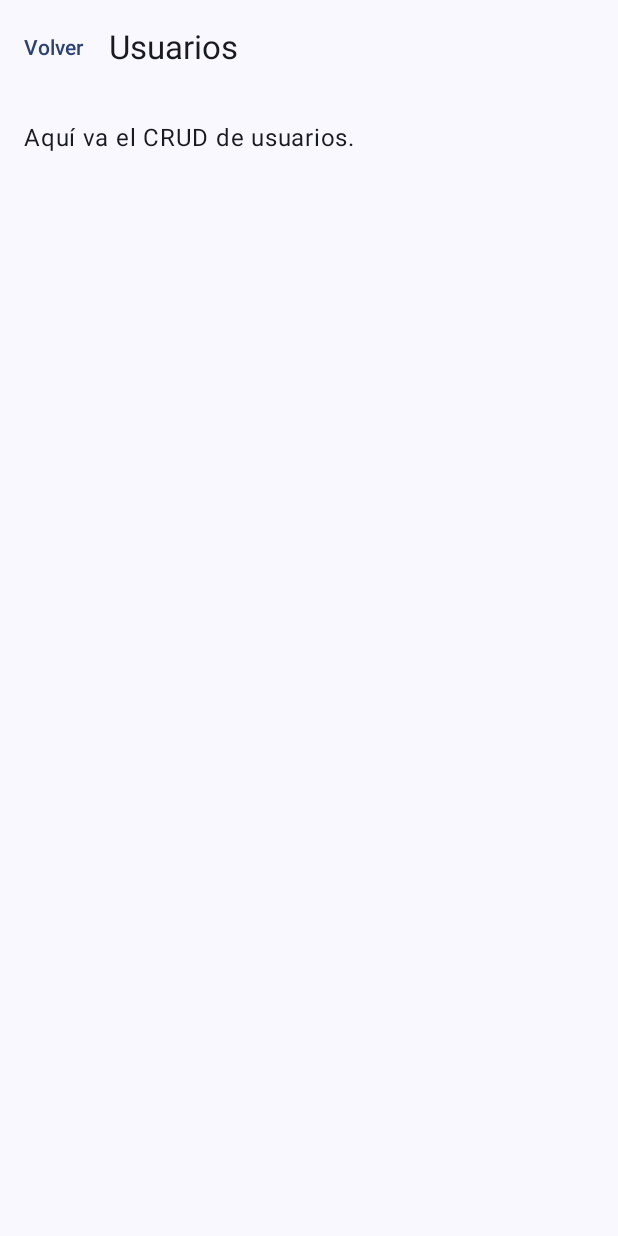
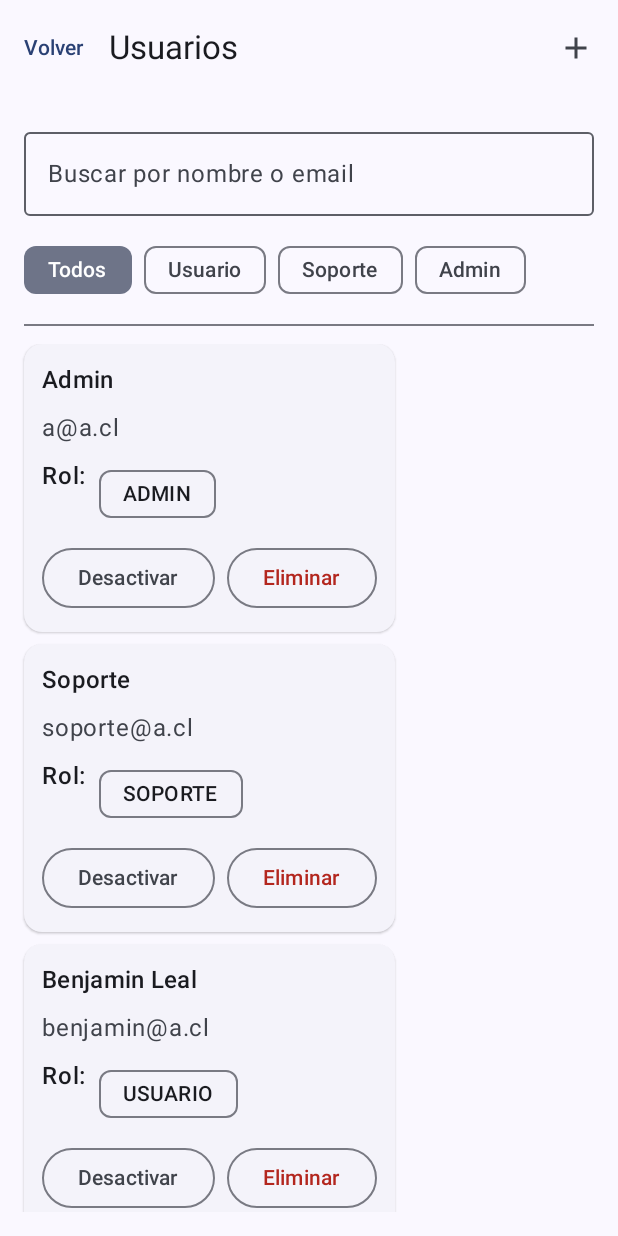
Before and after one commit to Soupyh/RBGames_Grupo10, an Android app built with Jetpack Compose: the AdminUsuariosScreen screen opened through its navigation route, on a phone screen of 412 x 824 dp. Run offline under Robolectric (Android 15) with nearby library versions, the light colour scheme and no system bars; our stand-ins replace Room's generated code.

Commit message:
Sistema de usuarios
Implemente el sistema de usuarios

```diff
--- a/app/src/main/java/com/example/rbgames_grupo1/navigation/NavGraph.kt
+++ b/app/src/main/java/com/example/rbgames_grupo1/navigation/NavGraph.kt
@@ -240,7 +240,8 @@ fun AppNavGraph(
             }
 
             // ---------- SUBPÁGINAS DE ADMIN ----------
-            composable(Routes.AdminUsuarios)  { AdminUsuariosScreen(onBack = { navController.popBackStack() }) }
+            composable(Routes.AdminUsuarios) {
+                AdminUsuariosScreen(onBack = { navController.popBackStack() }) }
             composable(Routes.AdminProductos) { AdminProductosScreen(onBack = { navController.popBackStack() }) }
             composable(Routes.AdminReportes)  {
                 // obtenemos el rol/email del sessionState que ya tienes
--- a/app/src/main/java/com/example/rbgames_grupo1/ui/screen/AdminModules.kt
+++ b/app/src/main/java/com/example/rbgames_grupo1/ui/screen/AdminModules.kt
@@ -3,6 +3,8 @@ package com.example.rbgames_grupo1.ui.screen
 import androidx.compose.foundation.layout.*
 import androidx.compose.foundation.lazy.LazyColumn
 import androidx.compose.foundation.lazy.items
+import androidx.compose.material.icons.Icons
+import androidx.compose.material.icons.filled.Add
 import androidx.compose.material3.*
 import androidx.compose.runtime.*
 import androidx.compose.ui.Modifier
@@ -13,18 +15,171 @@ import com.example.rbgames_grupo1.data.local.database.AppDatabase
 import com.example.rbgames_grupo1.data.repository.ReportRepository
 import com.example.rbgames_grupo1.ui.viewmodel.Role
 import com.example.rbgames_grupo1.ui.viewmodel.SupportViewModel
+
+// ======================================================
+// ===============  ADMIN > USUARIOS  ===================
+// ======================================================
+
+private data class AdminUserUi(
+    val id: Long,
+    val nombre: String,
+    val email: String,
+    val role: Role,
+    val activo: Boolean
+)
+
 @OptIn(ExperimentalMaterial3Api::class)
 @Composable
 fun AdminUsuariosScreen(onBack: () -> Unit) {
-    Scaffold(topBar = {
-        TopAppBar(title = { Text("Usuarios") },
-            navigationIcon = { TextButton(onClick = onBack) { Text("Volver") } })
-    }) { inner ->
-        Column(Modifier.padding(inner).padding(16.dp)) {
-            Text("Aquí va el CRUD de usuarios.")
+    // Estado en memoria (DEMO). Luego lo conectas a tu VM/DAO real.
+    var users by remember {
+        mutableStateOf(
+            listOf(
+                AdminUserUi(1, "Admin", "a@a.cl", Role.ADMIN, true),
+                AdminUserUi(2, "Soporte", "soporte@a.cl", Role.SOPORTE, true),
+                AdminUserUi(3, "Benjamin Leal", "benjamin@a.cl", Role.USUARIO, true),
+            )
+        )
+    }
+    var query by remember { mutableStateOf("") }
+    var roleFilter by remember { mutableStateOf<Role?>(null) }
+
+    val filtered = remember(users, query, roleFilter) {
+        users
+            .filter {
+                val t = "${it.nombre} ${it.email}".lowercase()
+                t.contains(query.lowercase())
+            }
+            .filter { roleFilter == null || it.role == roleFilter }
+            .sortedBy { it.id }
+    }
+
+    fun addQuick() {
+        val nextId = (users.maxOfOrNull { it.id } ?: 0L) + 1
+        users = users + AdminUserUi(nextId, "Nuevo $nextId", "nuevo$nextId@a.cl", Role.USUARIO, true)
+    }
+    fun toggleActivo(u: AdminUserUi) {
+        users = users.map { if (it.id == u.id) it.copy(activo = !it.activo) else it }
+    }
+    fun changeRole(u: AdminUserUi, role: Role) {
+        users = users.map { if (it.id == u.id) it.copy(role = role) else it }
+    }
+    fun deleteUser(u: AdminUserUi) {
+        users = users.filterNot { it.id == u.id }
+    }
+
+    Scaffold(
+        topBar = {
+            TopAppBar(
+                title = { Text("Usuarios") },
+                navigationIcon = { TextButton(onClick = onBack) { Text("Volver") } },
+                actions = {
+                    IconButton(onClick = { addQuick() }) {
+                        Icon(Icons.Filled.Add, contentDescription = "Agregar")
+                    }
+                }
+            )
+        }
+    ) { inner ->
+        Column(
+            modifier = Modifier
+                .padding(inner)
+                .padding(16.dp)
+                .fillMaxSize(),
+            verticalArrangement = Arrangement.spacedBy(12.dp)
+        ) {
+            // Buscar
+            OutlinedTextField(
+                value = query,
+                onValueChange = { query = it },
+                label = { Text("Buscar por nombre o email") },
+                singleLine = true,
+                modifier = Modifier.fillMaxWidth()
+            )
+
+            // Filtro de rol
+            RolesFilterRow(selected = roleFilter, onSelect = { roleFilter = it })
+
+            Divider()
+
+            if (filtered.isEmpty()) {
+                Text("No hay usuarios.", color = MaterialTheme.colorScheme.onSurfaceVariant)
+            } else {
+                LazyColumn(verticalArrangement = Arrangement.spacedBy(8.dp)) {
+                    items(filtered, key = { it.id }) { u ->
+                        UsuarioCard(
+                            user = u,
+                            onToggleActivo = { toggleActivo(u) },
+                            onChangeRole = { r -> changeRole(u, r) },
+                            onDelete = { deleteUser(u) }
+                        )
+                    }
+                }
+            }
         }
     }
 }
+
+@Composable
+private fun RolesFilterRow(selected: Role?, onSelect: (Role?) -> Unit) {
+    val opciones = listOf<Role?>(null, Role.USUARIO, Role.SOPORTE, Role.ADMIN)
+    Row(horizontalArrangement = Arrangement.spacedBy(8.dp)) {
+        opciones.forEach { r ->
+            FilterChip(
+                selected = selected == r,
+                onClick = { onSelect(r) },
+                label = { Text((r?.name ?: "Todos").lowercase().replaceFirstChar { it.uppercase() }) }
+            )
+        }
+    }
+}
+
+@Composable
+private fun UsuarioCard(
+    user: AdminUserUi,
+    onToggleActivo: () -> Unit,
+    onChangeRole: (Role) -> Unit,
+    onDelete: () -> Unit
+) {
+    ElevatedCard {
+        Column(Modifier.padding(12.dp), verticalArrangement = Arrangement.spacedBy(8.dp)) {
+            Text(user.nombre, style = MaterialTheme.typography.titleMedium, fontWeight = FontWeight.SemiBold)
+            Text(user.email, color = MaterialTheme.colorScheme.onSurfaceVariant)
+
+            Row(horizontalArrangement = Arrangement.spacedBy(8.dp)) {
+                Text("Rol:", fontWeight = FontWeight.Medium)
+                var expanded by remember { mutableStateOf(false) }
+                AssistChip(onClick = { expanded = true }, label = { Text(user.role.name) })
+                DropdownMenu(expanded = expanded, onDismissRequest = { expanded = false }) {
+                    Role.values().forEach { r ->
+                        DropdownMenuItem(
+                            text = { Text(r.name) },
+                            onClick = {
+                                expanded = false
+                                onChangeRole(r)
+                            }
+                        )
+                    }
+                }
+            }
+
+            Row(horizontalArrangement = Arrangement.spacedBy(8.dp)) {
+                val activoTxt = if (user.activo) "Desactivar" else "Activar"
+                OutlinedButton(onClick = onToggleActivo) { Text(activoTxt) }
+                OutlinedButton(
+                    onClick = onDelete,
+                    colors = ButtonDefaults.outlinedButtonColors(contentColor = MaterialTheme.colorScheme.error)
+                ) { Text("Eliminar") }
+            }
+        }
+    }
+}
+
+// ======================================================
+//
+// ==============  ADMIN > PRODUCTOS (placeholder) ======
+//
+// ======================================================
 
 @OptIn(ExperimentalMaterial3Api::class)
 @Composable
@@ -39,11 +194,17 @@ fun AdminProductosScreen(onBack: () -> Unit) {
     }
 }
 
+// ======================================================
+//
+// ==============  ADMIN > REPORTES (tickets) ===========
+//
+// ======================================================
+
 @OptIn(ExperimentalMaterial3Api::class)
 @Composable
 fun AdminReportesScreen(
-    role: Role,                 // 👈 recibimos el rol del usuario actual
-    email: String,              // 👈 y su email (por si tu loadInbox lo usa)
+    role: Role,   // rol actual logueado
+    email: String,
     onBack: () -> Unit
 ) {
     // Seguridad básica (solo ADMIN o SOPORTE)
@@ -52,7 +213,10 @@ fun AdminReportesScreen(
             TopAppBar(title = { Text("Reportes") },
                 navigationIcon = { TextButton(onClick = onBack) { Text("Volver") } })
         }) { inner ->
-            Box(Modifier.padding(inner).fillMaxSize(), contentAlignment = androidx.compose.ui.Alignment.Center) {
+            Box(
+                Modifier.padding(inner).fillMaxSize(),
+                contentAlignment = androidx.compose.ui.Alignment.Center
+            ) {
                 Text("No autorizado")
             }
         }
@@ -65,9 +229,7 @@ fun AdminReportesScreen(
 
     // Carga inicial de la bandeja
     LaunchedEffect(role, email) {
-        // Si tu repos reconoce ADMIN para listar todo, basta con pasar (role, email)
-        // Si necesitas listar TODO como admin, puedes usar: supportVm.loadAll()
-        supportVm.loadInbox(role, email)
+        supportVm.loadInbox(role, email) // si tienes loadAll() úsalo aquí para admin
     }
 
     val inbox by supportVm.inbox.collectAsStateWithLifecycle(initialValue = emptyList())
@@ -76,7 +238,8 @@ fun AdminReportesScreen(
     var filtro by remember { mutableStateOf("TODOS") }
     val estados = listOf("TODOS", "ABIERTO", "EN_PROCESO", "CERRADO")
     val listaFiltrada = remember(inbox, filtro) {
-        if (filtro == "TODOS") inbox else inbox.filter { it.status.equals(filtro, ignoreCase = true) }
+        if (filtro == "TODOS") inbox
+        else inbox.filter { it.status.equals(filtro, ignoreCase = true) }
     }
 
     Scaffold(
--- a/app/src/main/java/com/example/rbgames_grupo1/ui/screen/AdminScreen.kt
+++ b/app/src/main/java/com/example/rbgames_grupo1/ui/screen/AdminScreen.kt
@@ -227,7 +227,7 @@ private fun AdminActionCard(action: AdminAction) {
                 )
             } else {
                 Text(
-                    "Abrir",
+                    "Abrir Reportes",
                     style = MaterialTheme.typography.labelLarge,
                     color = MaterialTheme.colorScheme.primary,
                     modifier = Modifier.align(Alignment.End)
```
